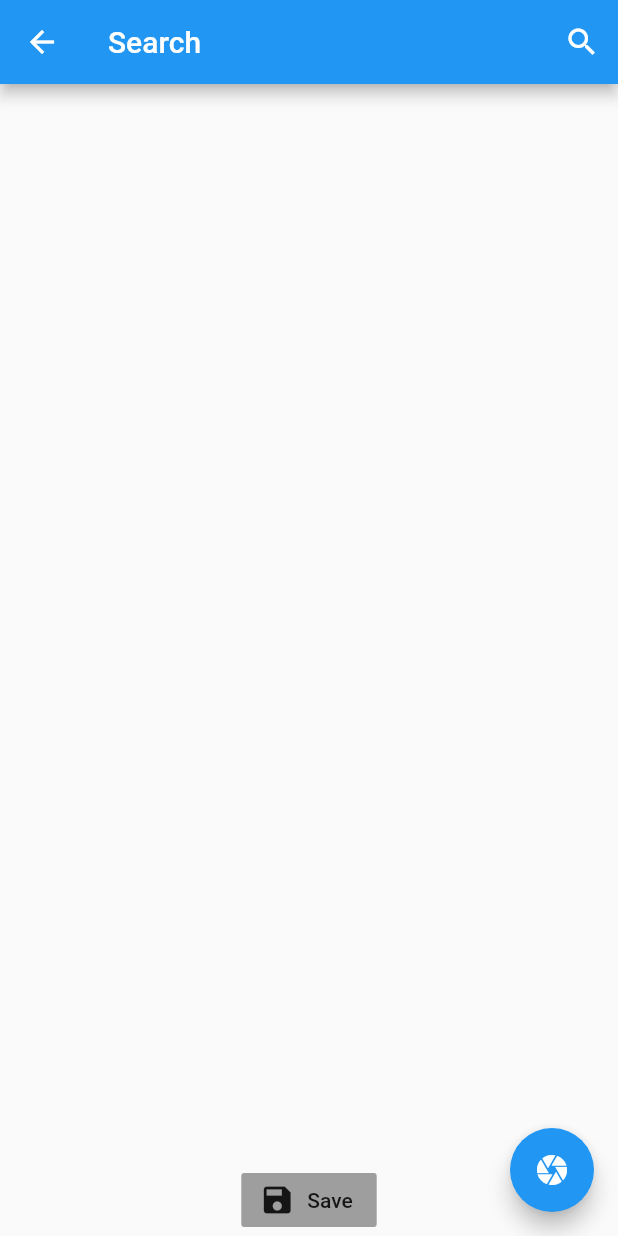
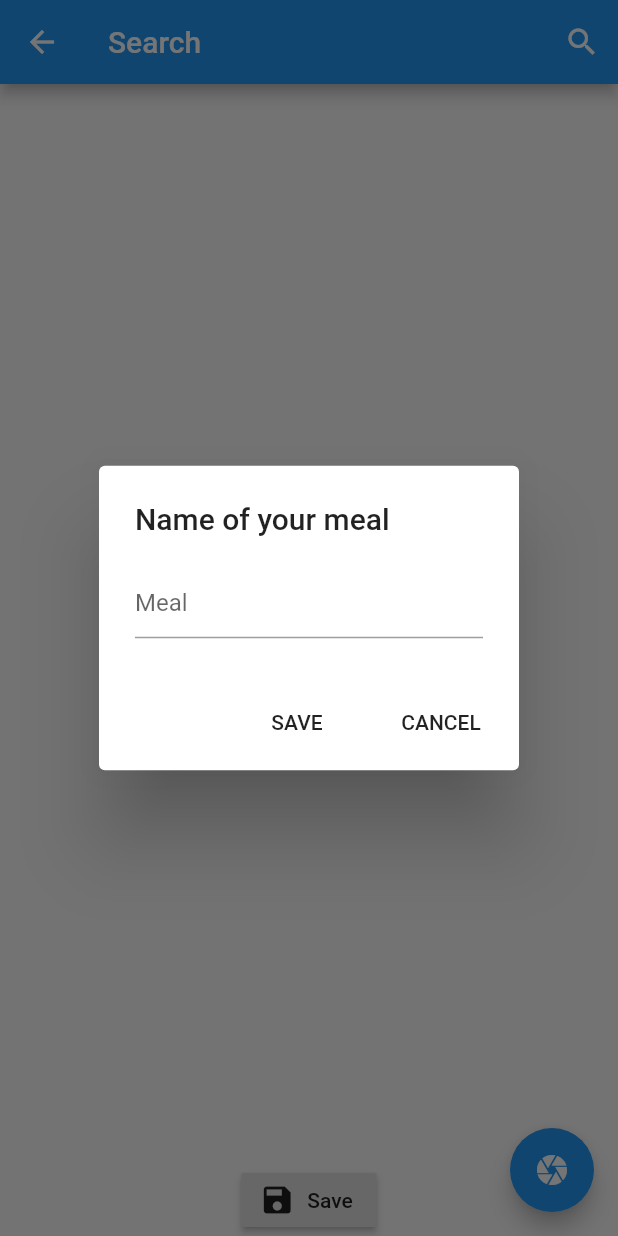
Before and after one commit to pemocarlo/diabapp, a Flutter app: the Searching screen opened by its route, after a tap on "Save", on a phone screen of 412 x 824 dp. Run offline on Flutter 3.47's test engine with Material 2 defaults, Android fonts, the phone set to English and light mode, and no system bars; our stand-ins replace flutter_slidable, google_fonts, image_picker, moor, moor_ffi; missing offline and left inert: barcode_scan; generated files the repository leaves out were written again.

Commit message:
Show input dialog for saving custom meal with name

```diff
--- a/lib/pages/searching.dart
+++ b/lib/pages/searching.dart
@@ -229,14 +229,43 @@ Future<ScanResult> scan() async {
 }
 
 class TextAndIconButton extends StatelessWidget {
+  final TextEditingController _textFieldController = TextEditingController();
+
+  _displayDialog(BuildContext context) async {
+    return showDialog(
+        context: context,
+        builder: (context) {
+          return AlertDialog(
+            title: Text('Name of your meal'),
+            content: TextField(
+              controller: _textFieldController,
+              decoration: InputDecoration(hintText: "Meal"),
+            ),
+            actions: <Widget>[
+              FlatButton(
+                child: Text('SAVE'),
+                onPressed: () {
+                  Navigator.of(context).pop();
+                },
+              ),
+              FlatButton(
+                child: Text('CANCEL'),
+                onPressed: () {
+                  Navigator.of(context).pop();
+                },
+              )
+            ],
+          );
+        });
+  }
+
   @override
   Widget build(BuildContext context) {
     return Center(
-      child: FlatButton.icon(
-        color: Colors.grey,
+      child: RaisedButton.icon(
         icon: Icon(Icons.save),
         label: Text('Save'),
-        onPressed: () {},
+        onPressed: () => _displayDialog(context),
       ),
     );
   }
```
